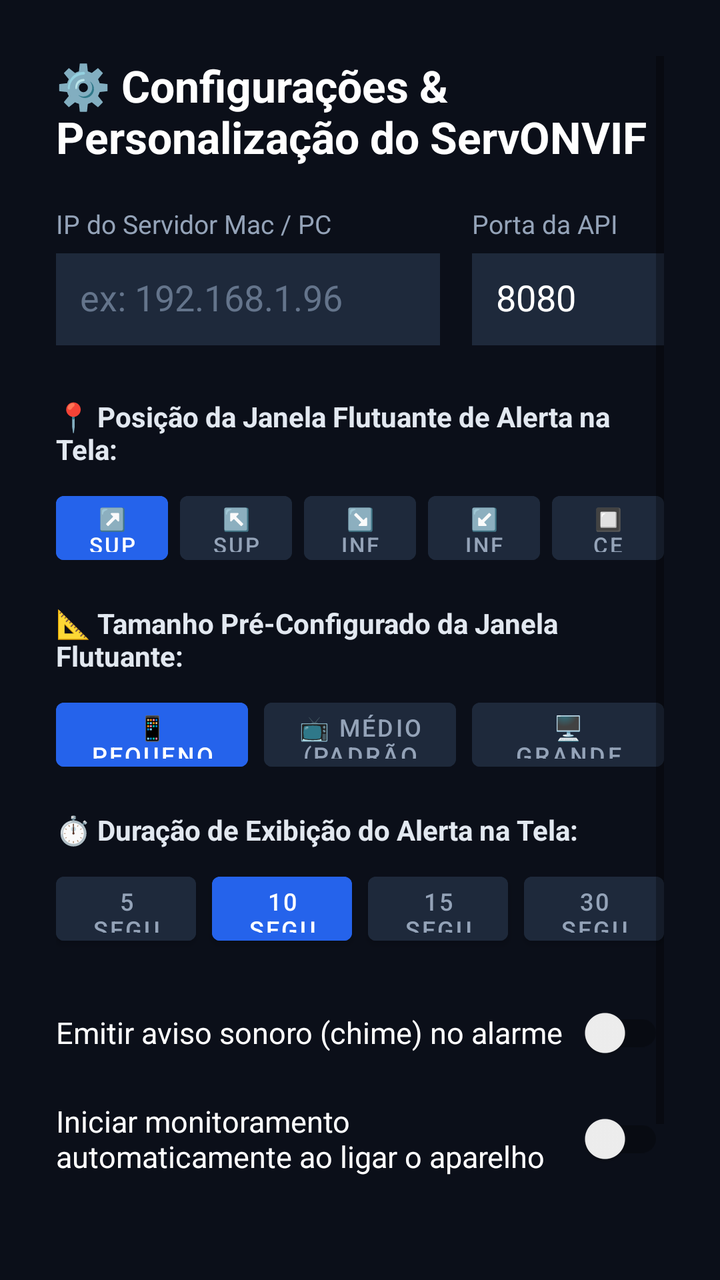
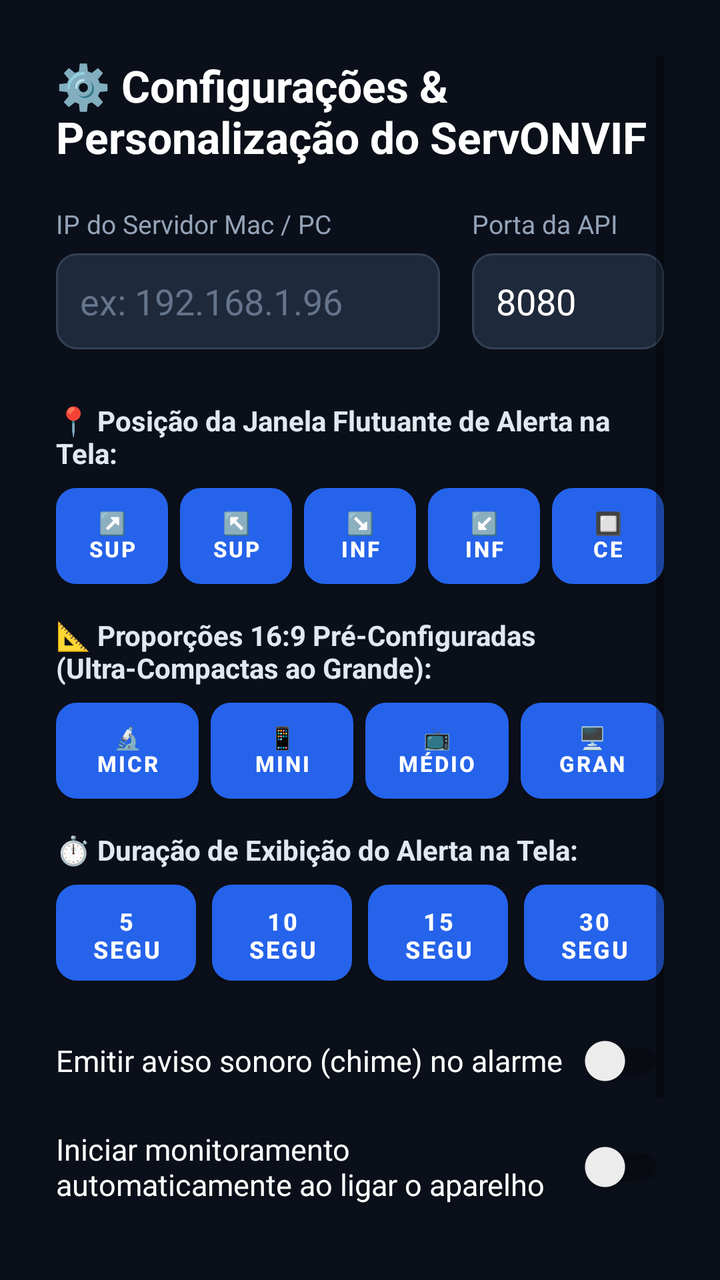

The first picture is an Android layout as it rendered before a commit; the second is the same layout after the commit. The layout source and the unified diff follow.
<!-- AndroidManifest.xml: activity theme Theme.ServONVIF -->
<!-- res/layout/activity_tv_settings.xml -->
<?xml version="1.0" encoding="utf-8"?>
<ScrollView xmlns:android="http://schemas.android.com/apk/res/android"
    android:layout_width="match_parent"
    android:layout_height="match_parent"
    android:background="#0B0F19"
    android:padding="28dp">

    <LinearLayout
        android:layout_width="match_parent"
        android:layout_height="wrap_content"
        android:orientation="vertical">

        <TextView
            android:layout_width="wrap_content"
            android:layout_height="wrap_content"
            android:text="⚙️ Configurações &amp; Personalização do ServONVIF"
            android:textColor="#FFFFFF"
            android:textSize="22sp"
            android:textStyle="bold"
            android:layout_marginBottom="20dp" />

        
        <LinearLayout
            android:layout_width="match_parent"
            android:layout_height="wrap_content"
            android:orientation="horizontal"
            android:layout_marginBottom="16dp">

            <LinearLayout
                android:layout_width="0dp"
                android:layout_height="wrap_content"
                android:layout_weight="2"
                android:orientation="vertical"
                android:layout_marginEnd="16dp">

                <TextView
                    android:layout_width="wrap_content"
                    android:layout_height="wrap_content"
                    android:text="IP do Servidor Mac / PC"
                    android:textColor="#94A3B8"
                    android:textSize="13sp"
                    android:layout_marginBottom="6dp" />

                <EditText
                    android:id="@+id/etTvServerIp"
                    android:layout_width="match_parent"
                    android:layout_height="46dp"
                    android:background="#1E293B"
                    android:textColor="#FFFFFF"
                    android:padding="12dp"
                    android:focusable="true"
                    android:hint="ex: 192.168.1.96"
                    android:textColorHint="#64748B" />
            </LinearLayout>

            <LinearLayout
                android:layout_width="0dp"
                android:layout_height="wrap_content"
                android:layout_weight="1"
                android:orientation="vertical">

                <TextView
                    android:layout_width="wrap_content"
                    android:layout_height="wrap_content"
                    android:text="Porta da API"
                    android:textColor="#94A3B8"
                    android:textSize="13sp"
                    android:layout_marginBottom="6dp" />

                <EditText
                    android:id="@+id/etTvServerPort"
                    android:layout_width="match_parent"
                    android:layout_height="46dp"
                    android:background="#1E293B"
                    android:textColor="#FFFFFF"
                    android:padding="12dp"
                    android:focusable="true"
                    android:text="8080" />
            </LinearLayout>
        </LinearLayout>

        
        <TextView
            android:layout_width="wrap_content"
            android:layout_height="wrap_content"
            android:text="📍 Posição da Janela Flutuante de Alerta na Tela:"
            android:textColor="#E2E8F0"
            android:textSize="14sp"
            android:textStyle="bold"
            android:layout_marginTop="10dp"
            android:layout_marginBottom="8dp" />

        <LinearLayout
            android:layout_width="match_parent"
            android:layout_height="wrap_content"
            android:orientation="horizontal"
            android:layout_marginBottom="16dp">

            <Button
                android:id="@+id/btnPosTopRight"
                android:layout_width="0dp"
                android:layout_height="44dp"
                android:layout_weight="1"
                android:text="↗️ Superior Direito"
                android:backgroundTint="#2563EB"
                android:textColor="#FFFFFF"
                android:textSize="11sp"
                android:focusable="true"
                android:layout_marginEnd="6dp" />

            <Button
                android:id="@+id/btnPosTopLeft"
                android:layout_width="0dp"
                android:layout_height="44dp"
                android:layout_weight="1"
                android:text="↖️ Superior Esquerdo"
                android:backgroundTint="#1E293B"
                android:textColor="#94A3B8"
                android:textSize="11sp"
                android:focusable="true"
                android:layout_marginEnd="6dp" />

            <Button
                android:id="@+id/btnPosBottomRight"
                android:layout_width="0dp"
                android:layout_height="44dp"
                android:layout_weight="1"
                android:text="↘️ Inferior Direito"
                android:backgroundTint="#1E293B"
                android:textColor="#94A3B8"
                android:textSize="11sp"
                android:focusable="true"
                android:layout_marginEnd="6dp" />

            <Button
                android:id="@+id/btnPosBottomLeft"
                android:layout_width="0dp"
                android:layout_height="44dp"
                android:layout_weight="1"
                android:text="↙️ Inferior Esquerdo"
                android:backgroundTint="#1E293B"
                android:textColor="#94A3B8"
                android:textSize="11sp"
                android:focusable="true"
                android:layout_marginEnd="6dp" />

            <Button
                android:id="@+id/btnPosCenter"
                android:layout_width="0dp"
                android:layout_height="44dp"
                android:layout_weight="1"
                android:text="🔲 Centro"
                android:backgroundTint="#1E293B"
                android:textColor="#94A3B8"
                android:textSize="11sp"
                android:focusable="true" />
        </LinearLayout>

        
        <TextView
            android:layout_width="wrap_content"
            android:layout_height="wrap_content"
            android:text="📐 Tamanho Pré-Configurado da Janela Flutuante:"
            android:textColor="#E2E8F0"
            android:textSize="14sp"
            android:textStyle="bold"
            android:layout_marginBottom="8dp" />

        <LinearLayout
            android:layout_width="match_parent"
            android:layout_height="wrap_content"
            android:orientation="horizontal"
            android:layout_marginBottom="16dp">

            <Button
                android:id="@+id/btnSizeSmall"
                android:layout_width="0dp"
                android:layout_height="44dp"
                android:layout_weight="1"
                android:text="📱 Pequeno (Compacto)"
                android:backgroundTint="#2563EB"
                android:textColor="#FFFFFF"
                android:textSize="12sp"
                android:focusable="true"
                android:layout_marginEnd="8dp" />

            <Button
                android:id="@+id/btnSizeMedium"
                android:layout_width="0dp"
                android:layout_height="44dp"
                android:layout_weight="1"
                android:text="📺 Médio (Padrão 16:9)"
                android:backgroundTint="#1E293B"
                android:textColor="#94A3B8"
                android:textSize="12sp"
                android:focusable="true"
                android:layout_marginEnd="8dp" />

            <Button
                android:id="@+id/btnSizeLarge"
                android:layout_width="0dp"
                android:layout_height="44dp"
                android:layout_weight="1"
                android:text="🖥️ Grande (Destaque)"
                android:backgroundTint="#1E293B"
                android:textColor="#94A3B8"
                android:textSize="12sp"
                android:focusable="true" />
        </LinearLayout>

        
        <TextView
            android:layout_width="wrap_content"
            android:layout_height="wrap_content"
            android:text="⏱️ Duração de Exibição do Alerta na Tela:"
            android:textColor="#E2E8F0"
            android:textSize="14sp"
            android:textStyle="bold"
            android:layout_marginBottom="8dp" />

        <LinearLayout
            android:layout_width="match_parent"
            android:layout_height="wrap_content"
            android:orientation="horizontal"
            android:layout_marginBottom="16dp">

            <Button
                android:id="@+id/btnDur5s"
                android:layout_width="0dp"
                android:layout_height="44dp"
                android:layout_weight="1"
                android:text="5 Segundos"
                android:backgroundTint="#1E293B"
                android:textColor="#94A3B8"
                android:textSize="12sp"
                android:focusable="true"
                android:layout_marginEnd="8dp" />

            <Button
                android:id="@+id/btnDur10s"
                android:layout_width="0dp"
                android:layout_height="44dp"
                android:layout_weight="1"
                android:text="10 Segundos"
                android:backgroundTint="#2563EB"
                android:textColor="#FFFFFF"
                android:textSize="12sp"
                android:focusable="true"
                android:layout_marginEnd="8dp" />

            <Button
                android:id="@+id/btnDur15s"
                android:layout_width="0dp"
                android:layout_height="44dp"
                android:layout_weight="1"
                android:text="15 Segundos"
                android:backgroundTint="#1E293B"
                android:textColor="#94A3B8"
                android:textSize="12sp"
                android:focusable="true"
                android:layout_marginEnd="8dp" />

            <Button
                android:id="@+id/btnDur30s"
                android:layout_width="0dp"
                android:layout_height="44dp"
                android:layout_weight="1"
                android:text="30 Segundos"
                android:backgroundTint="#1E293B"
                android:textColor="#94A3B8"
                android:textSize="12sp"
                android:focusable="true" />
        </LinearLayout>

        
        <androidx.appcompat.widget.SwitchCompat
            android:id="@+id/swTvSoundAlert"
            android:layout_width="match_parent"
            android:layout_height="wrap_content"
            android:text="Emitir aviso sonoro (chime) no alarme"
            android:textColor="#FFFFFF"
            android:textSize="15sp"
            android:focusable="true"
            android:paddingTop="10dp"
            android:paddingBottom="10dp" />

        <androidx.appcompat.widget.SwitchCompat
            android:id="@+id/swTvAutoStart"
            android:layout_width="match_parent"
            android:layout_height="wrap_content"
            android:text="Iniciar monitoramento automaticamente ao ligar o aparelho"
            android:textColor="#FFFFFF"
            android:textSize="15sp"
            android:focusable="true"
            android:paddingTop="10dp"
            android:paddingBottom="10dp"
            android:layout_marginBottom="20dp" />

        
        <LinearLayout
            android:layout_width="match_parent"
            android:layout_height="wrap_content"
            android:orientation="horizontal"
            android:layout_marginBottom="16dp">

            <Button
                android:id="@+id/btnTvTestConnection"
                android:layout_width="0dp"
                android:layout_height="48dp"
                android:layout_weight="1"
                android:text="📡 Testar Conexão"
                android:backgroundTint="#334155"
                android:textColor="#FFFFFF"
                android:focusable="true"
                android:layout_marginEnd="12dp" />

            <Button
                android:id="@+id/btnTvSaveSettings"
                android:layout_width="0dp"
                android:layout_height="48dp"
                android:layout_weight="1"
                android:text="💾 Salvar Configurações"
                android:backgroundTint="#2563EB"
                android:textColor="#FFFFFF"
                android:focusable="true" />
        </LinearLayout>

        <TextView
            android:id="@+id/tvTvStatusMessage"
            android:layout_width="wrap_content"
            android:layout_height="wrap_content"
            android:textColor="#38BDF8"
            android:textSize="13sp" />
    </LinearLayout>
</ScrollView>
<!-- resources referenced by this layout -->
<resources>
  <style name="Theme.ServONVIF" parent="Theme.MaterialComponents.DayNight.NoActionBar">
          <item name="colorPrimary">@color/blue_primary</item>
          <item name="android:windowBackground">@color/dark_bg</item>
      </style>
  <color name="blue_primary">#FF2563EB</color>
  <color name="dark_bg">#FF0B0F19</color>
</resources>

<!-- the commit's change to res/layout/activity_tv_settings.xml (unified diff, before → after) -->
@@ -44,13 +44,15 @@
                 <EditText
                     android:id="@+id/etTvServerIp"
                     android:layout_width="match_parent"
-                    android:layout_height="46dp"
-                    android:background="#1E293B"
+                    android:layout_height="48dp"
+                    android:background="@drawable/btn_tv_action_dark_selector"
                     android:textColor="#FFFFFF"
                     android:padding="12dp"
                     android:focusable="true"
                     android:hint="ex: 192.168.1.96"
-                    android:textColorHint="#64748B" />
+                    android:textColorHint="#64748B"
+                    android:nextFocusRight="@+id/etTvServerPort"
+                    android:nextFocusDown="@+id/btnPosTopRight" />
             </LinearLayout>
 
             <LinearLayout
@@ -70,12 +72,14 @@
                 <EditText
                     android:id="@+id/etTvServerPort"
                     android:layout_width="match_parent"
-                    android:layout_height="46dp"
-                    android:background="#1E293B"
+                    android:layout_height="48dp"
+                    android:background="@drawable/btn_tv_action_dark_selector"
                     android:textColor="#FFFFFF"
                     android:padding="12dp"
                     android:focusable="true"
-                    android:text="8080" />
+                    android:text="8080"
+                    android:nextFocusLeft="@+id/etTvServerIp"
+                    android:nextFocusDown="@+id/btnPosCenter" />
             </LinearLayout>
         </LinearLayout>
 
@@ -99,68 +103,91 @@
             <Button
                 android:id="@+id/btnPosTopRight"
                 android:layout_width="0dp"
-                android:layout_height="44dp"
+                android:layout_height="48dp"
                 android:layout_weight="1"
                 android:text="↗️ Superior Direito"
-                android:backgroundTint="#2563EB"
-                android:textColor="#FFFFFF"
-                android:textSize="11sp"
-                android:focusable="true"
-                android:layout_marginEnd="6dp" />
+                android:background="@drawable/btn_tv_action_blue_selector"
+                android:textColor="#FFFFFF"
+                android:textSize="11sp"
+                android:textStyle="bold"
+                android:focusable="true"
+                android:clickable="true"
+                android:layout_marginEnd="6dp"
+                android:nextFocusRight="@+id/btnPosTopLeft"
+                android:nextFocusDown="@+id/btnSizeMicro" />
 
             <Button
                 android:id="@+id/btnPosTopLeft"
                 android:layout_width="0dp"
-                android:layout_height="44dp"
+                android:layout_height="48dp"
                 android:layout_weight="1"
                 android:text="↖️ Superior Esquerdo"
-                android:backgroundTint="#1E293B"
-                android:textColor="#94A3B8"
-                android:textSize="11sp"
-                android:focusable="true"
-                android:layout_marginEnd="6dp" />
+                android:background="@drawable/btn_tv_action_dark_selector"
+                android:textColor="#FFFFFF"
+                android:textSize="11sp"
+                android:textStyle="bold"
+                android:focusable="true"
+                android:clickable="true"
+                android:layout_marginEnd="6dp"
+                android:nextFocusLeft="@+id/btnPosTopRight"
+                android:nextFocusRight="@+id/btnPosBottomRight"
+                android:nextFocusDown="@+id/btnSizeMini" />
 
             <Button
                 android:id="@+id/btnPosBottomRight"
                 android:layout_width="0dp"
-                android:layout_height="44dp"
+                android:layout_height="48dp"
                 android:layout_weight="1"
                 android:text="↘️ Inferior Direito"
-                android:backgroundTint="#1E293B"
-                android:textColor="#94A3B8"
-                android:textSize="11sp"
-                android:focusable="true"
-                android:layout_marginEnd="6dp" />
+                android:background="@drawable/btn_tv_action_dark_selector"
+                android:textColor="#FFFFFF"
+                android:textSize="11sp"
+                android:textStyle="bold"
+                android:focusable="true"
+                android:clickable="true"
+                android:layout_marginEnd="6dp"
+                android:nextFocusLeft="@+id/btnPosTopLeft"
+                android:nextFocusRight="@+id/btnPosBottomLeft"
+                android:nextFocusDown="@+id/btnSizeCompact" />
 
             <Button
                 android:id="@+id/btnPosBottomLeft"
                 android:layout_width="0dp"
-                android:layout_height="44dp"
+                android:layout_height="48dp"
                 android:layout_weight="1"
                 android:text="↙️ Inferior Esquerdo"
-                android:backgroundTint="#1E293B"
-                android:textColor="#94A3B8"
-                android:textSize="11sp"
-                android:focusable="true"
-                android:layout_marginEnd="6dp" />
+                android:background="@drawable/btn_tv_action_dark_selector"
+                android:textColor="#FFFFFF"
+                android:textSize="11sp"
+                android:textStyle="bold"
+                android:focusable="true"
+                android:clickable="true"
+                android:layout_marginEnd="6dp"
+                android:nextFocusLeft="@+id/btnPosBottomRight"
+                android:nextFocusRight="@+id/btnPosCenter"
+                android:nextFocusDown="@+id/btnSizeLarge" />
 
             <Button
                 android:id="@+id/btnPosCenter"
                 android:layout_width="0dp"
-                android:layout_height="44dp"
+                android:layout_height="48dp"
                 android:layout_weight="1"
                 android:text="🔲 Centro"
-                android:backgroundTint="#1E293B"
-                android:textColor="#94A3B8"
-                android:textSize="11sp"
-                android:focusable="true" />
+                android:background="@drawable/btn_tv_action_dark_selector"
+                android:textColor="#FFFFFF"
+                android:textSize="11sp"
+                android:textStyle="bold"
+                android:focusable="true"
+                android:clickable="true"
+                android:nextFocusLeft="@+id/btnPosBottomLeft"
+                android:nextFocusDown="@+id/btnSizeLarge" />
         </LinearLayout>
 
         
         <TextView
             android:layout_width="wrap_content"
             android:layout_height="wrap_content"
-            android:text="📐 Tamanho Pré-Configurado da Janela Flutuante:"
+            android:text="📐 Proporções 16:9 Pré-Configuradas (Ultra-Compactas ao Grande):"
             android:textColor="#E2E8F0"
             android:textSize="14sp"
             android:textStyle="bold"
@@ -173,39 +200,73 @@
             android:layout_marginBottom="16dp">
 
             <Button
-                android:id="@+id/btnSizeSmall"
-                android:layout_width="0dp"
-                android:layout_height="44dp"
-                android:layout_weight="1"
-                android:text="📱 Pequeno (Compacto)"
-                android:backgroundTint="#2563EB"
-                android:textColor="#FFFFFF"
-                android:textSize="12sp"
-                android:focusable="true"
-                android:layout_marginEnd="8dp" />
-
-            <Button
-                android:id="@+id/btnSizeMedium"
-                android:layout_width="0dp"
-                android:layout_height="44dp"
-                android:layout_weight="1"
-                android:text="📺 Médio (Padrão 16:9)"
-                android:backgroundTint="#1E293B"
-                android:textColor="#94A3B8"
-                android:textSize="12sp"
-                android:focusable="true"
-                android:layout_marginEnd="8dp" />
+                android:id="@+id/btnSizeMicro"
+                android:layout_width="0dp"
+                android:layout_height="48dp"
+                android:layout_weight="1"
+                android:text="🔬 Micro (220x124)"
+                android:background="@drawable/btn_tv_action_dark_selector"
+                android:textColor="#FFFFFF"
+                android:textSize="11sp"
+                android:textStyle="bold"
+                android:focusable="true"
+                android:clickable="true"
+                android:layout_marginEnd="6dp"
+                android:nextFocusUp="@+id/btnPosTopRight"
+                android:nextFocusRight="@+id/btnSizeMini"
+                android:nextFocusDown="@+id/btnDur5s" />
+
+            <Button
+                android:id="@+id/btnSizeMini"
+                android:layout_width="0dp"
+                android:layout_height="48dp"
+                android:layout_weight="1"
+                android:text="📱 Mini (270x152)"
+                android:background="@drawable/btn_tv_action_blue_selector"
+                android:textColor="#FFFFFF"
+                android:textSize="11sp"
+                android:textStyle="bold"
+                android:focusable="true"
+                android:clickable="true"
+                android:layout_marginEnd="6dp"
+                android:nextFocusUp="@+id/btnPosTopLeft"
+                android:nextFocusLeft="@+id/btnSizeMicro"
+                android:nextFocusRight="@+id/btnSizeCompact"
+                android:nextFocusDown="@+id/btnDur10s" />
+
+            <Button
+                android:id="@+id/btnSizeCompact"
+                android:layout_width="0dp"
+                android:layout_height="48dp"
+                android:layout_weight="1"
+                android:text="📺 Médio (320x180)"
+                android:background="@drawable/btn_tv_action_dark_selector"
+                android:textColor="#FFFFFF"
+                android:textSize="11sp"
+                android:textStyle="bold"
+                android:focusable="true"
+                android:clickable="true"
+                android:layout_marginEnd="6dp"
+                android:nextFocusUp="@+id/btnPosBottomRight"
+                android:nextFocusLeft="@+id/btnSizeMini"
+                android:nextFocusRight="@+id/btnSizeLarge"
+                android:nextFocusDown="@+id/btnDur15s" />
 
             <Button
                 android:id="@+id/btnSizeLarge"
                 android:layout_width="0dp"
-                android:layout_height="44dp"
-                android:layout_weight="1"
-                android:text="🖥️ Grande (Destaque)"
-                android:backgroundTint="#1E293B"
-                android:textColor="#94A3B8"
-                android:textSize="12sp"
-                android:focusable="true" />
+                android:layout_height="48dp"
+                android:layout_weight="1"
+                android:text="🖥️ Grande (460x258)"
+                android:background="@drawable/btn_tv_action_dark_selector"
+                android:textColor="#FFFFFF"
+                android:textSize="11sp"
+                android:textStyle="bold"
+                android:focusable="true"
+                android:clickable="true"
+                android:nextFocusUp="@+id/btnPosBottomLeft"
+                android:nextFocusLeft="@+id/btnSizeCompact"
+                android:nextFocusDown="@+id/btnDur30s" />
         </LinearLayout>
 
         
@@ -227,49 +288,71 @@
             <Button
                 android:id="@+id/btnDur5s"
                 android:layout_width="0dp"
-                android:layout_height="44dp"
+                android:layout_height="48dp"
                 android:layout_weight="1"
                 android:text="5 Segundos"
-                android:backgroundTint="#1E293B"
-                android:textColor="#94A3B8"
+                android:background="@drawable/btn_tv_action_dark_selector"
+                android:textColor="#FFFFFF"
                 android:textSize="12sp"
-                android:focusable="true"
-                android:layout_marginEnd="8dp" />
+                android:textStyle="bold"
+                android:focusable="true"
+                android:clickable="true"
+                android:layout_marginEnd="8dp"
+                android:nextFocusUp="@+id/btnSizeMicro"
+                android:nextFocusRight="@+id/btnDur10s"
+                android:nextFocusDown="@+id/swTvSoundAlert" />
 
             <Button
                 android:id="@+id/btnDur10s"
                 android:layout_width="0dp"
-                android:layout_height="44dp"
+                android:layout_height="48dp"
                 android:layout_weight="1"
                 android:text="10 Segundos"
-                android:backgroundTint="#2563EB"
+                android:background="@drawable/btn_tv_action_blue_selector"
                 android:textColor="#FFFFFF"
                 android:textSize="12sp"
-                android:focusable="true"
-                android:layout_marginEnd="8dp" />
+                android:textStyle="bold"
+                android:focusable="true"
+                android:clickable="true"
+                android:layout_marginEnd="8dp"
+                android:nextFocusUp="@+id/btnSizeMini"
+                android:nextFocusLeft="@+id/btnDur5s"
+                android:nextFocusRight="@+id/btnDur15s"
+                android:nextFocusDown="@+id/swTvSoundAlert" />
 
             <Button
                 android:id="@+id/btnDur15s"
                 android:layout_width="0dp"
-                android:layout_height="44dp"
+                android:layout_height="48dp"
                 android:layout_weight="1"
                 android:text="15 Segundos"
-                android:backgroundTint="#1E293B"
-                android:textColor="#94A3B8"
+                android:background="@drawable/btn_tv_action_dark_selector"
+                android:textColor="#FFFFFF"
                 android:textSize="12sp"
-                android:focusable="true"
-                android:layout_marginEnd="8dp" />
+                android:textStyle="bold"
+                android:focusable="true"
+                android:clickable="true"
+                android:layout_marginEnd="8dp"
+                android:nextFocusUp="@+id/btnSizeCompact"
+                android:nextFocusLeft="@+id/btnDur10s"
+                android:nextFocusRight="@+id/btnDur30s"
+                android:nextFocusDown="@+id/swTvSoundAlert" />
 
             <Button
                 android:id="@+id/btnDur30s"
                 android:layout_width="0dp"
-                android:layout_height="44dp"
+                android:layout_height="48dp"
                 android:layout_weight="1"
                 android:text="30 Segundos"
-                android:backgroundTint="#1E293B"
-                android:textColor="#94A3B8"
+                android:background="@drawable/btn_tv_action_dark_selector"
+                android:textColor="#FFFFFF"
                 android:textSize="12sp"
-                android:focusable="true" />
+                android:textStyle="bold"
+                android:focusable="true"
+                android:clickable="true"
+                android:nextFocusUp="@+id/btnSizeLarge"
+                android:nextFocusLeft="@+id/btnDur15s"
+                android:nextFocusDown="@+id/swTvSoundAlert" />
         </LinearLayout>
 
         
@@ -282,7 +365,9 @@
             android:textSize="15sp"
             android:focusable="true"
             android:paddingTop="10dp"
-            android:paddingBottom="10dp" />
+            android:paddingBottom="10dp"
+            android:nextFocusUp="@+id/btnDur10s"
+            android:nextFocusDown="@+id/swTvAutoStart" />
 
         <androidx.appcompat.widget.SwitchCompat
             android:id="@+id/swTvAutoStart"
@@ -294,7 +379,9 @@
             android:focusable="true"
             android:paddingTop="10dp"
             android:paddingBottom="10dp"
-            android:layout_marginBottom="20dp" />
+            android:layout_marginBottom="20dp"
+            android:nextFocusUp="@+id/swTvSoundAlert"
+            android:nextFocusDown="@+id/btnTvSaveSettings" />
 
         
         <LinearLayout
@@ -306,23 +393,33 @@
             <Button
                 android:id="@+id/btnTvTestConnection"
                 android:layout_width="0dp"
-                android:layout_height="48dp"
+                android:layout_height="52dp"
                 android:layout_weight="1"
                 android:text="📡 Testar Conexão"
-                android:backgroundTint="#334155"
-                android:textColor="#FFFFFF"
-                android:focusable="true"
-                android:layout_marginEnd="12dp" />
+                android:background="@drawable/btn_tv_action_dark_selector"
+                android:textColor="#FFFFFF"
+                android:textSize="14sp"
+                android:textStyle="bold"
+                android:focusable="true"
+                android:clickable="true"
+                android:layout_marginEnd="12dp"
+                android:nextFocusUp="@+id/swTvAutoStart"
+                android:nextFocusRight="@+id/btnTvSaveSettings" />
 
             <Button
                 android:id="@+id/btnTvSaveSettings"
                 android:layout_width="0dp"
-                android:layout_height="48dp"
+                android:layout_height="52dp"
                 android:layout_weight="1"
                 android:text="💾 Salvar Configurações"
-                android:backgroundTint="#2563EB"
-                android:textColor="#FFFFFF"
-                android:focusable="true" />
+                android:background="@drawable/btn_tv_action_blue_selector"
+                android:textColor="#FFFFFF"
+                android:textSize="14sp"
+                android:textStyle="bold"
+                android:focusable="true"
+                android:clickable="true"
+                android:nextFocusUp="@+id/swTvAutoStart"
+                android:nextFocusLeft="@+id/btnTvTestConnection" />
         </LinearLayout>
 
         <TextView
<!-- resource entries referenced after the edit -->
@@ -1,5 +1,52 @@
 <!-- resources referenced by this layout -->
 <resources>
+  <!-- drawable btn_tv_action_blue_selector (drawable) -->
+  <?xml version="1.0" encoding="utf-8"?>
+  <selector xmlns:android="http://schemas.android.com/apk/res/android">
+      <item android:state_focused="true">
+          <shape android:shape="rectangle">
+              <solid android:color="#3B82F6" />
+              <stroke android:width="3dp" android:color="#FACC15" />
+              <corners android:radius="10dp" />
+          </shape>
+      </item>
+      <item android:state_pressed="true">
+          <shape android:shape="rectangle">
+              <solid android:color="#1D4ED8" />
+              <corners android:radius="10dp" />
+          </shape>
+      </item>
+      <item>
+          <shape android:shape="rectangle">
+              <solid android:color="#2563EB" />
+              <corners android:radius="10dp" />
+          </shape>
+      </item>
+  </selector>
+  <!-- drawable btn_tv_action_dark_selector (drawable) -->
+  <?xml version="1.0" encoding="utf-8"?>
+  <selector xmlns:android="http://schemas.android.com/apk/res/android">
+      <item android:state_focused="true">
+          <shape android:shape="rectangle">
+              <solid android:color="#334155" />
+              <stroke android:width="3dp" android:color="#38BDF8" />
+              <corners android:radius="10dp" />
+          </shape>
+      </item>
+      <item android:state_pressed="true">
+          <shape android:shape="rectangle">
+              <solid android:color="#0F172A" />
+              <corners android:radius="10dp" />
+          </shape>
+      </item>
+      <item>
+          <shape android:shape="rectangle">
+              <solid android:color="#1E293B" />
+              <stroke android:width="1dp" android:color="#334155" />
+              <corners android:radius="10dp" />
+          </shape>
+      </item>
+  </selector>
   <style name="Theme.ServONVIF" parent="Theme.MaterialComponents.DayNight.NoActionBar">
           <item name="colorPrimary">@color/blue_primary</item>
           <item name="android:windowBackground">@color/dark_bg</item>
